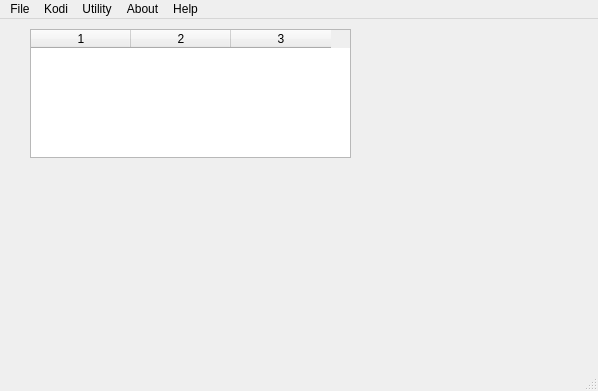
Old version of the form mainwindow.ui in the repository Eliminater74/adblink.
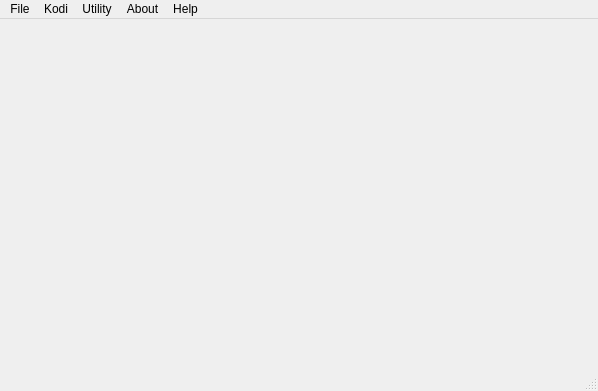
New version of the form.

Commit message: majority of .ui widgets are now coded. menus and a few stragglers remain

Patch:
```diff
--- a/mainwindow.ui
+++ b/mainwindow.ui
@@ -55,22 +55,6 @@
      <bool>false</bool>
     </property>
    </widget>
-   <widget class="QTableWidget" name="deviceTableXXX">
-    <property name="geometry">
-     <rect>
-      <x>30</x>
-      <y>10</y>
-      <width>321</width>
-      <height>129</height>
-     </rect>
-    </property>
-    <property name="columnCount">
-     <number>3</number>
-    </property>
-    <column/>
-    <column/>
-    <column/>
-   </widget>
    <widget class="QWidget" name="connwidget" native="true">
     <property name="geometry">
      <rect>
```
The commit also changes 2 other files.
